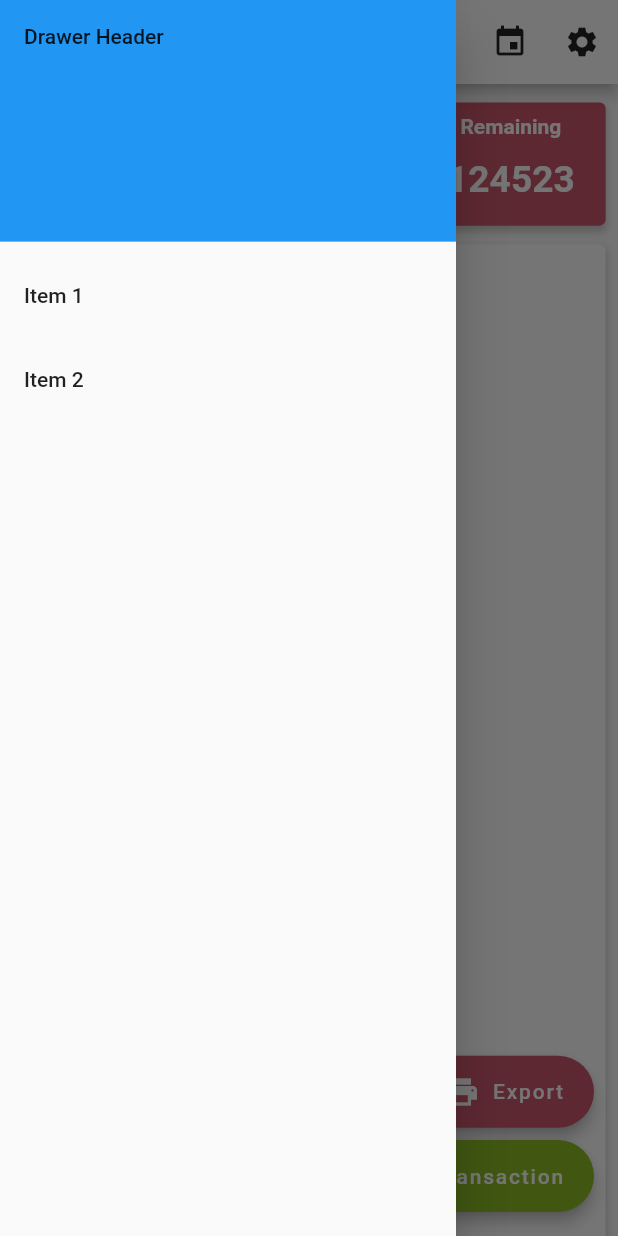
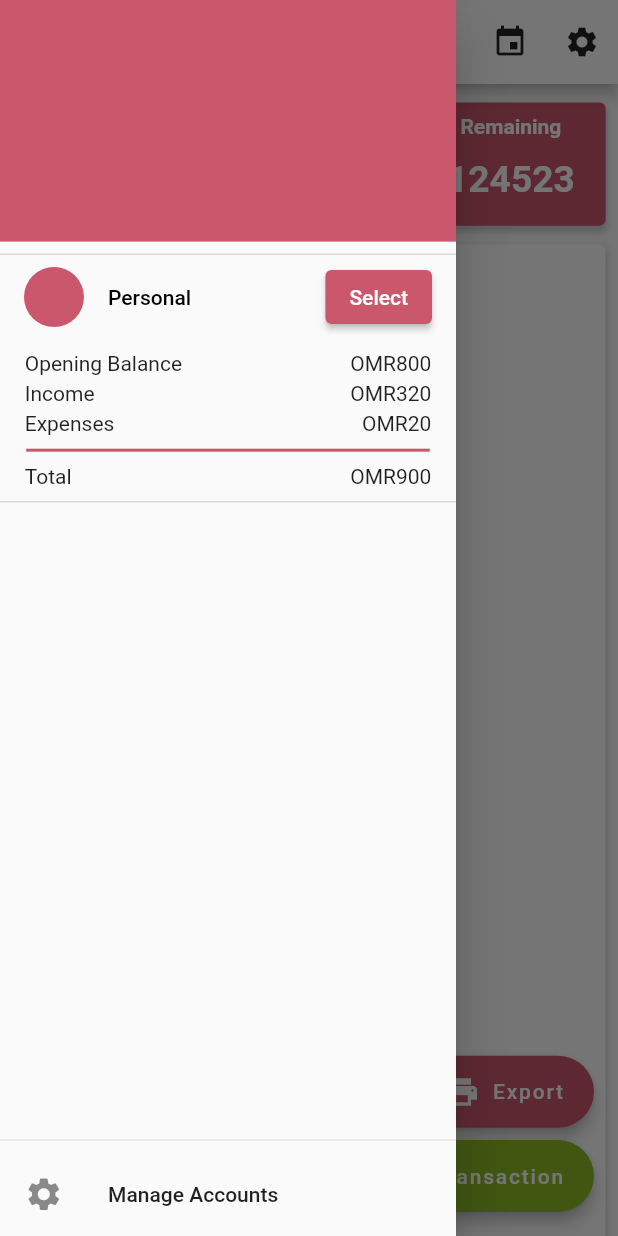
Before and after one commit to baselkorj/okonomi, a Flutter app: the Home screen opened directly, with the side drawer open, on a phone screen of 412 x 824 dp. Run offline on Flutter 3.47's test engine with Material 2 defaults, Android fonts, the phone set to English and light mode, and no system bars; our stand-ins replace hive, hive_flutter; accounts and stored records are empty.

Commit message:
added gui for accounts panel

```diff
--- a/lib/screens/home.dart
+++ b/lib/screens/home.dart
@@ -48,34 +48,85 @@ class _HomeState extends State<Home> {
       ),
 
       drawer: Drawer(
-        child: ListView(
-          // Important: Remove any padding from the ListView.
-          padding: EdgeInsets.zero,
+        // column holds all the widgets in the drawer
+        child: Column(
           children: <Widget>[
             DrawerHeader(
-              decoration: BoxDecoration(
-                color: Colors.blue,
+                padding: EdgeInsets.all(0),
+                child: Container(
+                  color: color1,
+                )),
+            Expanded(
+              // ListView contains a group of widgets that scroll inside the drawer
+              child: ListView(
+                physics: BouncingScrollPhysics(),
+                padding: EdgeInsets.zero,
+                children: <Widget>[
+                  ExpansionTile(
+                    title: Text(
+                      'Personal',
+                      style: TextStyle(color: Colors.black),
+                    ),
+                    leading: CircleAvatar(backgroundColor: color1),
+                    trailing: ElevatedButton(
+                        child: Text('Select',
+                            style: TextStyle(color: Colors.white)),
+                        style: ElevatedButton.styleFrom(primary: color1),
+                        onPressed: () => Navigator.pop(context)),
+                    childrenPadding: EdgeInsets.symmetric(
+                        horizontal: height * 0.02, vertical: height * 0.01),
+                    initiallyExpanded: true,
+                    children: [
+                      Column(
+                        children: [
+                          Row(
+                            mainAxisAlignment: MainAxisAlignment.spaceBetween,
+                            children: [Text('Opening Balance'), Text('OMR800')],
+                          ),
+                          SizedBox(height: height * 0.005),
+                          Row(
+                            mainAxisAlignment: MainAxisAlignment.spaceBetween,
+                            children: [Text('Income'), Text('OMR320')],
+                          ),
+                          SizedBox(height: height * 0.005),
+                          Row(
+                            mainAxisAlignment: MainAxisAlignment.spaceBetween,
+                            children: [Text('Expenses'), Text('OMR20')],
+                          ),
+                          SizedBox(height: height * 0.002),
+                          Divider(
+                              thickness: 2,
+                              indent: 1,
+                              endIndent: 1,
+                              color: color1),
+                          SizedBox(height: height * 0.002),
+                          Row(
+                            mainAxisAlignment: MainAxisAlignment.spaceBetween,
+                            children: [Text('Total'), Text('OMR900')],
+                          ),
+                        ],
+                      )
+                    ],
+                  )
+                ],
               ),
-              child: Text('Drawer Header'),
             ),
-            ListTile(
-              title: Text('Item 1'),
-              onTap: () {
-                // Update the state of the app
-                // ...
-                // Then close the drawer
-                Navigator.pop(context);
-              },
-            ),
-            ListTile(
-              title: Text('Item 2'),
-              onTap: () {
-                // Update the state of the app
-                // ...
-                // Then close the drawer
-                Navigator.pop(context);
-              },
-            ),
+            // This container holds the align
+            Container(
+                // This align moves the children to the bottom
+                child: Align(
+                    alignment: FractionalOffset.bottomCenter,
+                    // This container holds all the children that will be aligned
+                    // on the bottom and should not scroll with the above ListView
+                    child: Container(
+                        child: Column(
+                      children: <Widget>[
+                        Divider(),
+                        ListTile(
+                            leading: Icon(Icons.settings, size: height * 0.032),
+                            title: Text('Manage Accounts')),
+                      ],
+                    ))))
           ],
         ),
       ),
```
